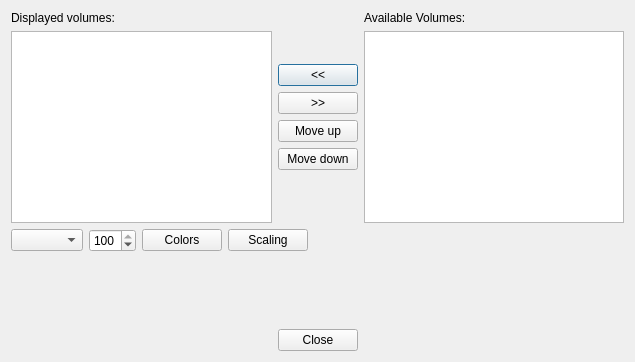
Before: the Qt Designer form GridUI/horizonitemsdialog.ui in fsoos74/su, drawn with Qt 5.
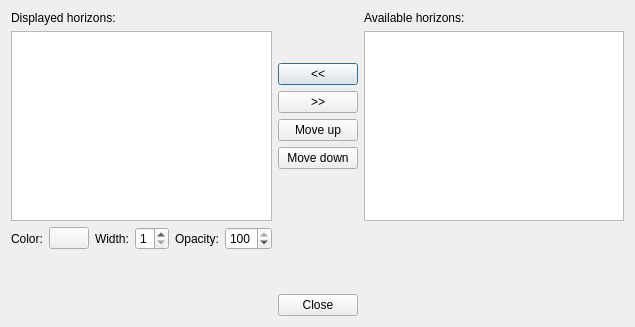
After: the same form once the commit is applied. Custom widgets are drawn as their Qt base class.

Commit message: horizon model

What changed in the file:
```diff
--- a/GridUI/horizonitemsdialog.ui
+++ b/GridUI/horizonitemsdialog.ui
@@ -7,7 +7,7 @@
     <x>0</x>
     <y>0</y>
     <width>635</width>
-    <height>362</height>
+    <height>327</height>
    </rect>
   </property>
   <property name="windowTitle">
@@ -21,7 +21,7 @@
        <item>
         <widget class="QLabel" name="label">
          <property name="text">
-          <string>Displayed volumes:</string>
+          <string>Displayed horizons:</string>
          </property>
         </widget>
        </item>
@@ -93,7 +93,7 @@
        <item>
         <widget class="QLabel" name="label_3">
          <property name="text">
-          <string>Available Volumes:</string>
+          <string>Available horizons:</string>
          </property>
         </widget>
        </item>
@@ -107,9 +107,43 @@
    <item>
     <layout class="QHBoxLayout" name="horizontalLayout">
      <item>
-      <widget class="QComboBox" name="cbStyle">
-       <property name="toolTip">
-        <string>Style</string>
+      <widget class="QLabel" name="label_2">
+       <property name="text">
+        <string>Color:</string>
+       </property>
+      </widget>
+     </item>
+     <item>
+      <widget class="ColorButton" name="cbColor">
+       <property name="text">
+        <string/>
+       </property>
+      </widget>
+     </item>
+     <item>
+      <widget class="QLabel" name="label_4">
+       <property name="text">
+        <string>Width:</string>
+       </property>
+      </widget>
+     </item>
+     <item>
+      <widget class="QSpinBox" name="sbWidth">
+       <property name="minimum">
+        <number>1</number>
+       </property>
+       <property name="maximum">
+        <number>9</number>
+       </property>
+       <property name="value">
+        <number>1</number>
+       </property>
+      </widget>
+     </item>
+     <item>
+      <widget class="QLabel" name="label_5">
+       <property name="text">
+        <string>Opacity:</string>
        </property>
       </widget>
      </item>
@@ -126,20 +160,6 @@
        </property>
       </widget>
      </item>
-     <item>
-      <widget class="QPushButton" name="pbColors">
-       <property name="text">
-        <string>Colors</string>
-       </property>
-      </widget>
-     </item>
-     <item>
-      <widget class="QPushButton" name="pbScaling">
-       <property name="text">
-        <string>Scaling</string>
-       </property>
-      </widget>
-     </item>
      <item>
       <spacer name="horizontalSpacer">
        <property name="orientation">
@@ -207,6 +227,13 @@
    </item>
   </layout>
  </widget>
+ <customwidgets>
+  <customwidget>
+   <class>ColorButton</class>
+   <extends>QPushButton</extends>
+   <header location="global">colorbutton.h</header>
+  </customwidget>
+ </customwidgets>
  <resources/>
  <connections>
   <connection>
```
Left out of the diff: 6 changed lines with no effect on the pictures. The commit also changes 19 other files.
